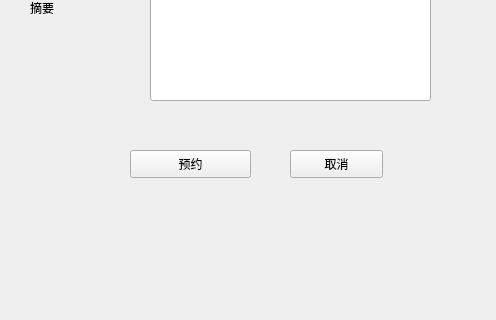
Old version of the form qt try/ui_outline/bookfromuserpage.ui in the repository GhostofAdam/LibraryManagement; both pictures show x 0 to 496 and y 320 to 640 of the 855 by 640 pixel window.
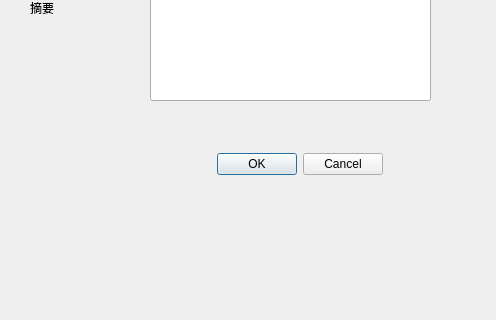
New version of the form.

The edit to the form file:
```diff
--- a/qt try/ui_outline/bookfromuserpage.ui
+++ b/qt try/ui_outline/bookfromuserpage.ui
@@ -1,7 +1,7 @@
 <?xml version="1.0" encoding="UTF-8"?>
 <ui version="4.0">
  <class>BookFromUserPage</class>
- <widget class="QWidget" name="BookFromUserPage">
+ <widget class="QDialog" name="BookFromUserPage">
   <property name="geometry">
    <rect>
     <x>0</x>
@@ -79,19 +79,6 @@
     <string>作者</string>
    </property>
   </widget>
-  <widget class="QPushButton" name="CancelButton">
-   <property name="geometry">
-    <rect>
-     <x>290</x>
-     <y>470</y>
-     <width>93</width>
-     <height>28</height>
-    </rect>
-   </property>
-   <property name="text">
-    <string>取消</string>
-   </property>
-  </widget>
   <widget class="QLabel" name="label_3">
    <property name="geometry">
     <rect>
@@ -131,20 +118,7 @@
     <string>摘要</string>
    </property>
   </widget>
-  <widget class="QPushButton" name="ChangeButton">
-   <property name="geometry">
-    <rect>
-     <x>130</x>
-     <y>470</y>
-     <width>121</width>
-     <height>28</height>
-    </rect>
-   </property>
-   <property name="text">
-    <string>预约</string>
-   </property>
-  </widget>
-  <widget class="QListWidget" name="listWidget">
+  <widget class="QListWidget" name="PlaceList">
    <property name="geometry">
     <rect>
      <x>150</x>
@@ -177,6 +151,19 @@
     <string>评论</string>
    </property>
   </widget>
+  <widget class="QDialogButtonBox" name="buttonBox">
+   <property name="geometry">
+    <rect>
+     <x>190</x>
+     <y>470</y>
+     <width>193</width>
+     <height>28</height>
+    </rect>
+   </property>
+   <property name="standardButtons">
+    <set>QDialogButtonBox::Cancel|QDialogButtonBox::Ok</set>
+   </property>
+  </widget>
  </widget>
  <resources/>
  <connections/>
```
